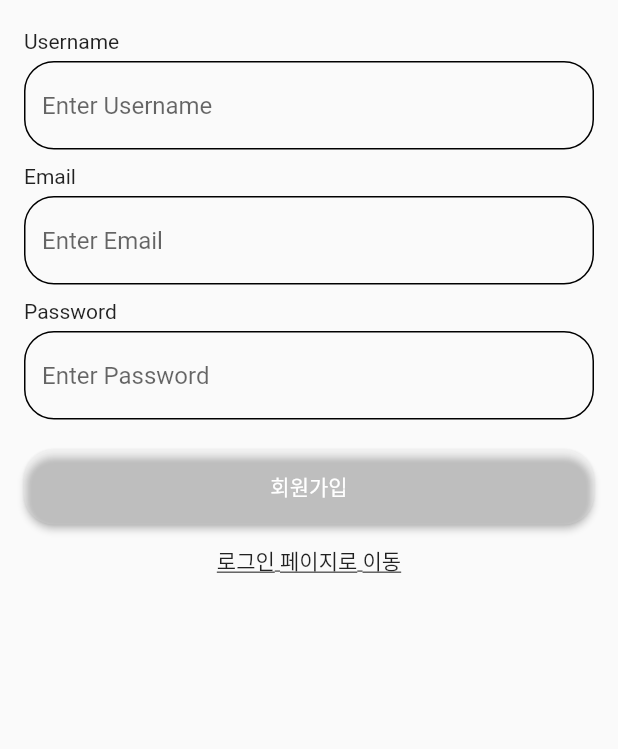
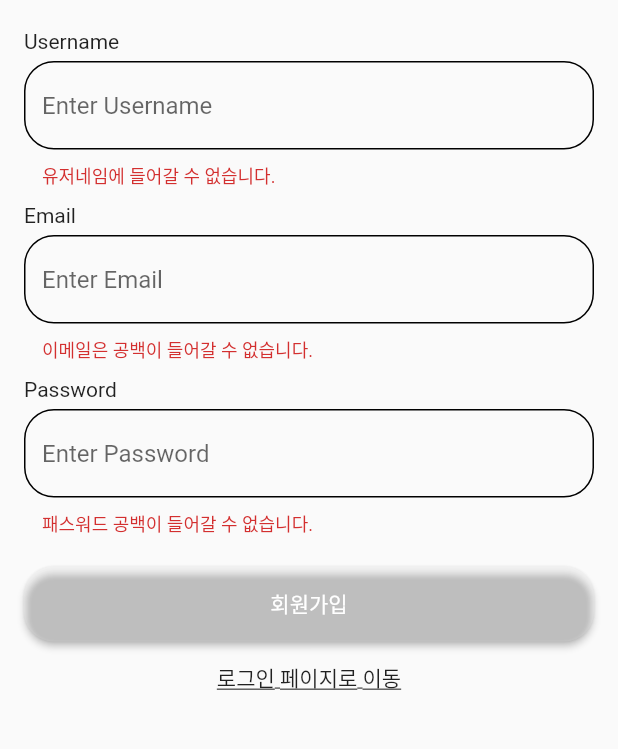
Before and after one commit to Merhong/flutter-book-blog-view, a Flutter app: the JoinPage screen opened by its route, after a tap on "회원가입", on a phone screen of 412 x 824 dp, the part 350-1099 px from its top. Run offline on Flutter 3.47's test engine with Material 2 defaults, Android fonts, the phone set to English and light mode, and no system bars; our stand-ins replace dio, flutter_riverpod, flutter_secure_storage, flutter_svg, validators; accounts and stored records are empty.

Commit message:
회원가입 완료

```diff
--- /dev/null
+++ b/lib/data/dto/response_dto.dart
@@ -0,0 +1,17 @@
+/* 공통 DTO */
+
+// 응답 DTO
+// 요청 받을 일이 없으므로 toJson이 없고 fromJson만 있음!
+class ResponseDTO {
+  final int code; // 서버에서 요청 성공 여부를 응답할 때 사용되는 변수
+  final String msg; // 서버에서 응답 시 보내는 메시지를 담아두는 변수
+  String? token; // 헤더로 던진 토큰 값을 담아두는 변수
+  dynamic data; // 서버에서 응답한 데이터를 담아두는 변수
+
+  ResponseDTO(this.code, this.msg, this.data);
+
+  ResponseDTO.fromJson(Map<String, dynamic> json)
+      : code = json["code"],
+        msg = json["msg"],
+        data = json["data"];
+}
--- /dev/null
+++ b/lib/data/dto/user_request.dart
@@ -0,0 +1,14 @@
+
+// 회원가입 요청DTO
+// 응답 받을 일이 없으므로 fromJson이 없고 toJson만 있음!
+class JoinReqDTO {
+  final String username;
+  final String password;
+  final String email;
+
+  JoinReqDTO(
+      {required this.username, required this.password, required this.email});
+
+  Map<String, dynamic> toJson() =>
+      {"username": username, "password": password, "email": email};
+}
--- a/lib/data/model/post.dart
+++ b/lib/data/model/post.dart
@@ -37,6 +37,7 @@ class Post {
         created = DateFormat("yyyy-mm-dd").parse(json["created"]),
         updated = DateFormat("yyyy-mm-dd").parse(json["updated"]);
 
+  // TODO 2 : 체크해보기
   String getUpdated() {
     return DateFormat.MMMd().format(updated);
   }
--- a/lib/main.dart
+++ b/lib/main.dart
@@ -1,12 +1,13 @@
 import 'package:flutter/material.dart';
 import 'package:flutter_blog/_core/constants/move.dart';
 import 'package:flutter_blog/_core/constants/theme.dart';
+import 'package:flutter_riverpod/flutter_riverpod.dart';
 
 // TODO 1: Widget이 아닌 곳에서 현재 화면의 Context에 접근해주는 객체
 GlobalKey<NavigatorState> navigatorKey = GlobalKey<NavigatorState>();
 
 void main() {
-  runApp(const MyApp());
+  runApp(ProviderScope(child: const MyApp()));
 }
 
 class MyApp extends StatelessWidget {
--- a/lib/ui/pages/auth/join_page/widgets/join_form.dart
+++ b/lib/ui/pages/auth/join_page/widgets/join_form.dart
@@ -1,10 +1,13 @@
 import 'package:flutter/material.dart';
 import 'package:flutter_blog/_core/constants/size.dart';
 import 'package:flutter_blog/_core/utils/validator_util.dart';
+import 'package:flutter_blog/data/dto/user_request.dart';
+import 'package:flutter_blog/data/provider/session_provider.dart';
 import 'package:flutter_blog/ui/widgets/custom_auth_text_form_field.dart';
 import 'package:flutter_blog/ui/widgets/custom_elavated_button.dart';
+import 'package:flutter_riverpod/flutter_riverpod.dart';
 
-class JoinForm extends StatelessWidget {
+class JoinForm extends ConsumerWidget {
   final _formKey = GlobalKey<FormState>();
   final _username = TextEditingController();
   final _email = TextEditingController();
@@ -13,7 +16,7 @@ class JoinForm extends StatelessWidget {
   JoinForm({Key? key}) : super(key: key);
 
   @override
-  Widget build(BuildContext context) {
+  Widget build(BuildContext context, WidgetRef ref) {
     return Form(
       key: _formKey,
       child: Column(
@@ -39,7 +42,17 @@ class JoinForm extends StatelessWidget {
             controller: _password,
           ),
           const SizedBox(height: largeGap),
-          CustomElevatedButton(text: "회원가입", funPageRoute: () {}),
+          CustomElevatedButton(
+            text: "회원가입",
+            funPageRoute: () {
+              // 유효성 검사 코드
+              if (_formKey.currentState!.validate()) {
+                JoinReqDTO joinReqDTO = JoinReqDTO(username: _username.text, password: _password.text, email: _email.text);
+                ref.read(sessionProvider).join(joinReqDTO);
+                // Navigator.popAndPushNamed(context, Move.postListPage);
+              }
+            },
+          ),
         ],
       ),
     );
--- a/lib/ui/pages/auth/login_page/widgets/login_form.dart
+++ b/lib/ui/pages/auth/login_page/widgets/login_form.dart
@@ -36,6 +36,7 @@ class LoginForm extends StatelessWidget {
               text: "로그인",
               funPageRoute: () {
                 Navigator.popAndPushNamed(context, Move.postListPage);
+                // 유효성 검사 코드
                 // if (_formKey.currentState!.validate()) {
                 //   Navigator.popAndPushNamed(context, Move.postListPage);
                 // }
```
Also changed, not shown: lib/_core/constants/http.dart (added, +13 -0 lines), lib/data/provider/session_provider.dart (added, +62 -0 lines), lib/data/repository/user_repository.dart (added, +25 -0 lines).
